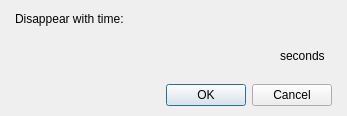
First picture: the form in Editor/Dialogs/Commands/dialogcommandstopsong.ui, repository RPG-Paper-Maker/RPG-Paper-Maker, before the edit.
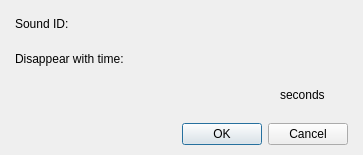
Second picture: the form after the edit. Custom widgets are drawn as their Qt base class.

Commit message: Command stop sound

```diff
--- a/Editor/Dialogs/Commands/dialogcommandstopsong.ui
+++ b/Editor/Dialogs/Commands/dialogcommandstopsong.ui
@@ -6,8 +6,8 @@
    <rect>
     <x>0</x>
     <y>0</y>
-    <width>347</width>
-    <height>116</height>
+    <width>363</width>
+    <height>151</height>
    </rect>
   </property>
   <property name="windowTitle">
@@ -33,6 +33,52 @@
      </property>
      <item>
       <layout class="QVBoxLayout" name="verticalLayout">
+       <item>
+        <layout class="QHBoxLayout" name="horizontalLayout_2" stretch="0,0,1">
+         <item>
+          <widget class="QLabel" name="labelSoundID">
+           <property name="text">
+            <string>Sound ID:</string>
+           </property>
+          </widget>
+         </item>
+         <item>
+          <widget class="PanelPrimitiveValue" name="panelPrimitiveSoundID" native="true">
+           <property name="enabled">
+            <bool>true</bool>
+           </property>
+           <property name="minimumSize">
+            <size>
+             <width>250</width>
+             <height>27</height>
+            </size>
+           </property>
+           <property name="maximumSize">
+            <size>
+             <width>250</width>
+             <height>27</height>
+            </size>
+           </property>
+           <property name="acceptDrops">
+            <bool>false</bool>
+           </property>
+          </widget>
+         </item>
+         <item>
+          <spacer name="horizontalSpacer">
+           <property name="orientation">
+            <enum>Qt::Horizontal</enum>
+           </property>
+           <property name="sizeHint" stdset="0">
+            <size>
+             <width>40</width>
+             <height>20</height>
+            </size>
+           </property>
+          </spacer>
+         </item>
+        </layout>
+       </item>
        <item>
         <widget class="QLabel" name="labelDisappearWithTime">
          <property name="text">
```
The commit also changes 13 other files.
